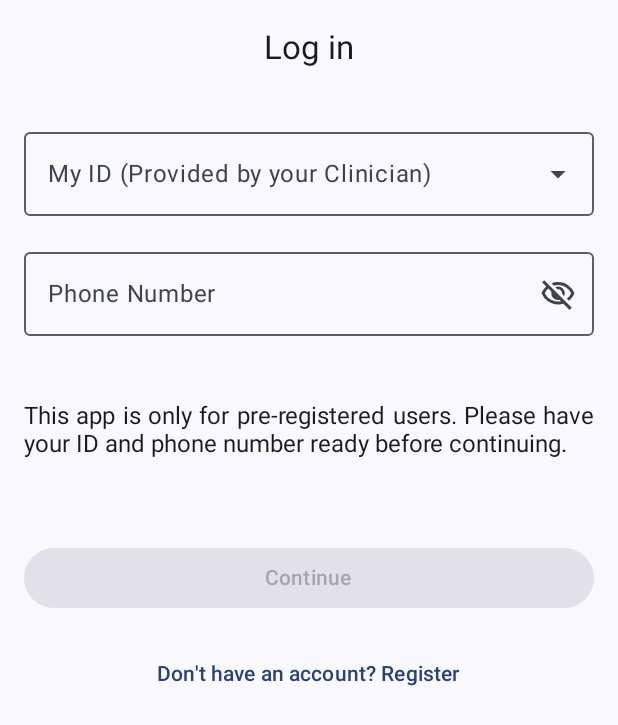
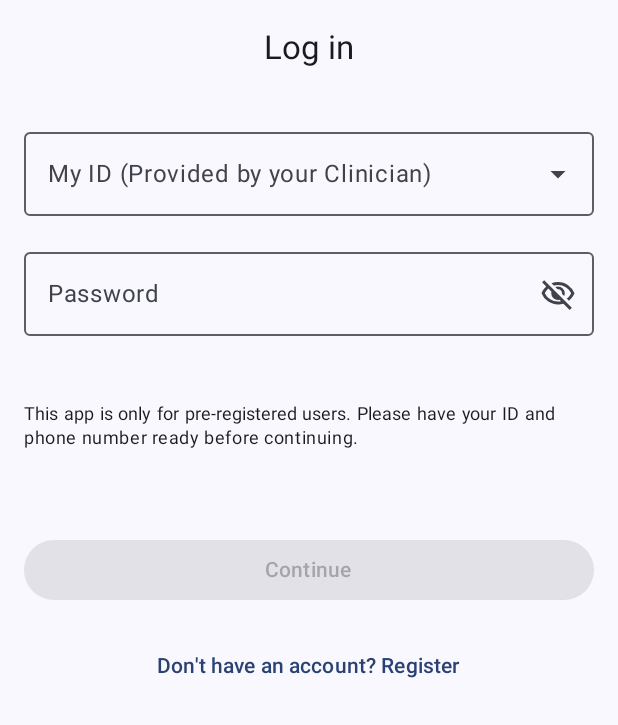
Before and after one commit to Kyblue11/NutriTrack, an Android app built with Jetpack Compose: the screen it shows after launch (MainActivity), after a tap on "Let's Go!", on a phone screen of 412 x 824 dp. Shown: the top 725 px of the screen. Run offline under Robolectric (Android 15) with nearby library versions, the phone set to English and light mode, and no system bars; our stand-ins replace Room's generated code.

Commit message:
Updated login and register pages to use password instead of phone number

```diff
--- a/app/src/main/java/com/aaronlamkongyew33521808/myapplication/data/AppDatabase.kt
+++ b/app/src/main/java/com/aaronlamkongyew33521808/myapplication/data/AppDatabase.kt
@@ -11,7 +11,7 @@ import com.aaronlamkongyew33521808.myapplication.data.entity.UserEntity
 
 @Database(
     entities = [UserEntity::class, QuestionnaireEntity::class],
-    version = 3,
+    version = 4,
     exportSchema = false
 )
 abstract class AppDatabase : RoomDatabase() {
--- a/app/src/main/java/com/aaronlamkongyew33521808/myapplication/data/entity/UserEntity.kt
+++ b/app/src/main/java/com/aaronlamkongyew33521808/myapplication/data/entity/UserEntity.kt
@@ -41,7 +41,11 @@ data class UserEntity(
     val alcoholHEIFAscoreMale: Double,
     val alcoholHEIFAscoreFemale: Double,
     val discretionaryHEIFAscoreMale: Double,
-    val discretionaryHEIFAscoreFemale: Double
+    val discretionaryHEIFAscoreFemale: Double,
+
+    // new fields for authentication
+    @ColumnInfo val name: String?,
+    @ColumnInfo val passwordHash: String?
 ) {
     companion object {
         /** Map from your CSV-backed UserData into the Room entity. */
@@ -76,7 +80,10 @@ data class UserEntity(
             alcoholHEIFAscoreMale = u.alcoholHEIFAscoreMale,
             alcoholHEIFAscoreFemale = u.alcoholHEIFAscoreFemale,
             discretionaryHEIFAscoreMale = u.discretionaryHEIFAscoreMale,
-            discretionaryHEIFAscoreFemale = u.discretionaryHEIFAscoreFemale
+            discretionaryHEIFAscoreFemale = u.discretionaryHEIFAscoreFemale,
+
+            name = null,
+            passwordHash = null
         )
     }
 }
--- a/app/src/main/java/com/aaronlamkongyew33521808/myapplication/ui/login/LoginScreen.kt
+++ b/app/src/main/java/com/aaronlamkongyew33521808/myapplication/ui/login/LoginScreen.kt
@@ -1,11 +1,33 @@
 package com.aaronlamkongyew33521808.myapplication.ui.login
 
-import android.util.Log
 import android.widget.Toast
-import androidx.compose.foundation.layout.*
+import androidx.compose.foundation.layout.Arrangement
+import androidx.compose.foundation.layout.Column
+import androidx.compose.foundation.layout.Spacer
+import androidx.compose.foundation.layout.fillMaxSize
+import androidx.compose.foundation.layout.fillMaxWidth
+import androidx.compose.foundation.layout.height
+import androidx.compose.foundation.layout.padding
 import androidx.compose.foundation.text.KeyboardOptions
-import androidx.compose.material3.*
-import androidx.compose.runtime.*
+import androidx.compose.material3.Button
+import androidx.compose.material3.CenterAlignedTopAppBar
+import androidx.compose.material3.DropdownMenuItem
+import androidx.compose.material3.ExperimentalMaterial3Api
+import androidx.compose.material3.ExposedDropdownMenuBox
+import androidx.compose.material3.ExposedDropdownMenuDefaults
+import androidx.compose.material3.Icon
+import androidx.compose.material3.IconButton
+import androidx.compose.material3.MaterialTheme
+import androidx.compose.material3.OutlinedTextField
+import androidx.compose.material3.Scaffold
+import androidx.compose.material3.Text
+import androidx.compose.material3.TextButton
+import androidx.compose.runtime.Composable
+import androidx.compose.runtime.LaunchedEffect
+import androidx.compose.runtime.getValue
+import androidx.compose.runtime.mutableStateOf
+import androidx.compose.runtime.remember
+import androidx.compose.runtime.setValue
 import androidx.compose.ui.Alignment
 import androidx.compose.ui.Modifier
 import androidx.compose.ui.platform.LocalContext
@@ -30,37 +52,26 @@ fun LoginScreen(
 ) {
     val context = LocalContext.current
     val userIds by viewModel.userIds.collectAsStateWithLifecycle()
-    val loginResult by viewModel.loginSuccess.collectAsStateWithLifecycle()
+    val result by viewModel.loginResult.collectAsStateWithLifecycle()
 
-    // UI state
     var expanded by remember { mutableStateOf(false) }
     var selectedUserId by remember { mutableStateOf("") }
-    var phone by remember { mutableStateOf("") }
-    var phoneVisible by remember { mutableStateOf(false) }
-
-    LaunchedEffect(userIds) {
-        Log.d("LoginVM", "userIds changed → $userIds")
+    var password by remember { mutableStateOf("") }
+    var passwordVisible by remember { mutableStateOf(false) }
+    LaunchedEffect(result) {
+        when (result) {
+            true -> {
+                Toast.makeText(context, "Login successful", Toast.LENGTH_LONG).show()
+                onLoginSuccess(selectedUserId)
+            }
+            false -> Toast.makeText(context, "Invalid credentials", Toast.LENGTH_LONG).show() // TODO: toast should be able to pop up multiple times
+            null -> {
+                // Do nothing
+            }
+        }
     }
 
-    // show toasts & navigate
-    LaunchedEffect(loginResult) {
-        if (loginResult == true) {
-
-            Toast.makeText(context, "Login Successful", Toast.LENGTH_LONG).show()
-            onLoginSuccess(selectedUserId)
-        }
-            else {
-                Toast.makeText(context, "Invalid credentials!", Toast.LENGTH_LONG).show()
-            }
-        }
-
-    Scaffold(
-        topBar = {
-            CenterAlignedTopAppBar(
-                title = { Text("Log in") }
-            )
-        }
-    ) { padding ->
+    Scaffold(topBar = { CenterAlignedTopAppBar(title = { Text("Log in") }) }) { padding ->
         Column(
             Modifier
                 .padding(padding)
@@ -70,8 +81,6 @@ fun LoginScreen(
             horizontalAlignment = Alignment.CenterHorizontally
         ) {
             ExposedDropdownMenuBox(
-                modifier = Modifier
-                    .fillMaxWidth(),
                 expanded = expanded,
                 onExpandedChange = { expanded = !expanded }
             ) {
@@ -101,24 +110,25 @@ fun LoginScreen(
             }
 
             OutlinedTextField(
-                value = phone,
-                onValueChange = { phone = it },
-                label = { Text("Phone Number") },
-                placeholder = { Text("Enter number") },
+                value = password,
+                onValueChange = { password = it },
+                label = { Text("Password") },
+                placeholder = { Text("Enter your password")},
                 singleLine = true,
-                keyboardOptions = KeyboardOptions(keyboardType = KeyboardType.NumberPassword),
-                visualTransformation = if (phoneVisible) VisualTransformation.None
+                visualTransformation = if (passwordVisible) VisualTransformation.None
                 else PasswordVisualTransformation(),
                 trailingIcon = {
-                    IconButton(onClick = { phoneVisible = !phoneVisible }) {
+                    IconButton(onClick = { passwordVisible = !passwordVisible }) {
                         Icon(
-                            painter = painterResource(id = if (phoneVisible) R.drawable.eye_open else R.drawable.eye_close),
-                            contentDescription = if (phoneVisible) "Hide phone" else "Show phone"
+                            painter = painterResource(id = if (passwordVisible) R.drawable.eye_open else R.drawable.eye_close),
+                            contentDescription = if (passwordVisible) "Hide phone" else "Show phone"
                         )
                     }
                 },
+                keyboardOptions = KeyboardOptions(keyboardType = KeyboardType.NumberPassword),
                 modifier = Modifier.fillMaxWidth()
             )
+
             Spacer(modifier = Modifier.height(12.dp))
 
             Text(
@@ -127,13 +137,13 @@ fun LoginScreen(
                         This app is only for pre-registered users. Please have your ID and phone number ready before continuing.
                     """.trimIndent(),
                 textAlign = TextAlign.Justify,
-                style = TextStyle(fontSize = 16.sp),
+                style = MaterialTheme.typography.bodySmall,
             )
             Spacer(modifier = Modifier.height(24.dp))
 
             Button(
-                onClick = { viewModel.login(selectedUserId, phone) },
-                enabled = selectedUserId.isNotBlank() && phone.isNotBlank(),
+                onClick = { viewModel.login(selectedUserId, password) },
+                enabled = selectedUserId.isNotBlank() && password.isNotBlank(),
                 modifier = Modifier.fillMaxWidth()
             ) {
                 Text("Continue")
--- a/app/src/main/java/com/aaronlamkongyew33521808/myapplication/ui/navigation/AppNavGraph.kt
+++ b/app/src/main/java/com/aaronlamkongyew33521808/myapplication/ui/navigation/AppNavGraph.kt
@@ -16,7 +16,6 @@ import com.aaronlamkongyew33521808.myapplication.ui.welcome.WelcomeScreen
 import com.aaronlamkongyew33521808.myapplication.viewmodel.InsightsViewModel
 import com.aaronlamkongyew33521808.myapplication.viewmodel.LoginViewModel
 import com.aaronlamkongyew33521808.myapplication.viewmodel.RegisterViewModel
-import com.aaronlamkongyew33521808.myapplication.viewmodel.QuestionnaireViewModel // TODO: why not used?
 
 object Routes {
     const val Welcome = "welcome"
@@ -56,7 +55,9 @@ fun AppNavGraph() {
             val vm: RegisterViewModel = viewModel()
             RegisterScreen(
                 viewModel = vm,
-                onRegisterSuccess = { id -> navController.popBackStack(); navController.navigate("login?userId=$id") }
+                onDone = { navController.navigate(Routes.Login) {
+                    popUpTo(Routes.Register) { inclusive = true }
+                } }
             )
         }
         composable(
--- a/app/src/main/java/com/aaronlamkongyew33521808/myapplication/viewmodel/LoginViewModel.kt
+++ b/app/src/main/java/com/aaronlamkongyew33521808/myapplication/viewmodel/LoginViewModel.kt
@@ -9,28 +9,31 @@ import com.aaronlamkongyew33521808.myapplication.repository.AuthRepository
 import kotlinx.coroutines.flow.MutableStateFlow
 import kotlinx.coroutines.flow.StateFlow
 import kotlinx.coroutines.launch
+import java.security.MessageDigest
 
-class LoginViewModel(application: Application): AndroidViewModel(application) {
+class LoginViewModel(application: Application) : AndroidViewModel(application) {
     private val repo = AuthRepository(AppDatabase.getDatabase(application).userDao())
 
-    // 1) list of userIds for the dropdown
     private val _userIds = MutableStateFlow<List<String>>(emptyList())
     val userIds: StateFlow<List<String>> get() = _userIds
 
-    // 2) login result
-    private val _loginSuccess = MutableStateFlow<Boolean?>(null)
-    val loginSuccess: StateFlow<Boolean?> get() = _loginSuccess
+    private val _loginResult = MutableStateFlow<Boolean?>(null)
+    val loginResult: StateFlow<Boolean?> get() = _loginResult
 
     init {
         viewModelScope.launch {
-            val users = repo.getAllUsers()
-            _userIds.value = users.map { it.userId }
-            Log.d("LoginVM", "Loaded ${_userIds.value.size} users: ${_userIds.value}")
+            _userIds.value = repo.getAllUsers().map { it.userId }
         }
     }
 
+    fun login(userId: String, password: String) = viewModelScope.launch {
+        val hash = password.sha256()
+        _loginResult.value = repo.loginWithPassword(userId, hash)
+    }
 
-    fun login(userId: String, phone: String) = viewModelScope.launch {
-        _loginSuccess.value = repo.login(userId, phone) != null
+    private fun String.sha256(): String {
+        val md = MessageDigest.getInstance("SHA-256") // TODO: check what MessageDigest is
+        return md.digest(this.toByteArray())
+            .joinToString("") { "%02x".format(it) }
     }
 }
```
Also changed, not shown: app/src/main/java/com/aaronlamkongyew33521808/myapplication/repository/AuthRepository.kt (+20 -4 lines), app/src/main/java/com/aaronlamkongyew33521808/myapplication/ui/register/RegisterScreen.kt (+115 -91 lines), app/src/main/java/com/aaronlamkongyew33521808/myapplication/viewmodel/RegisterViewModel.kt (+40 -6 lines).
